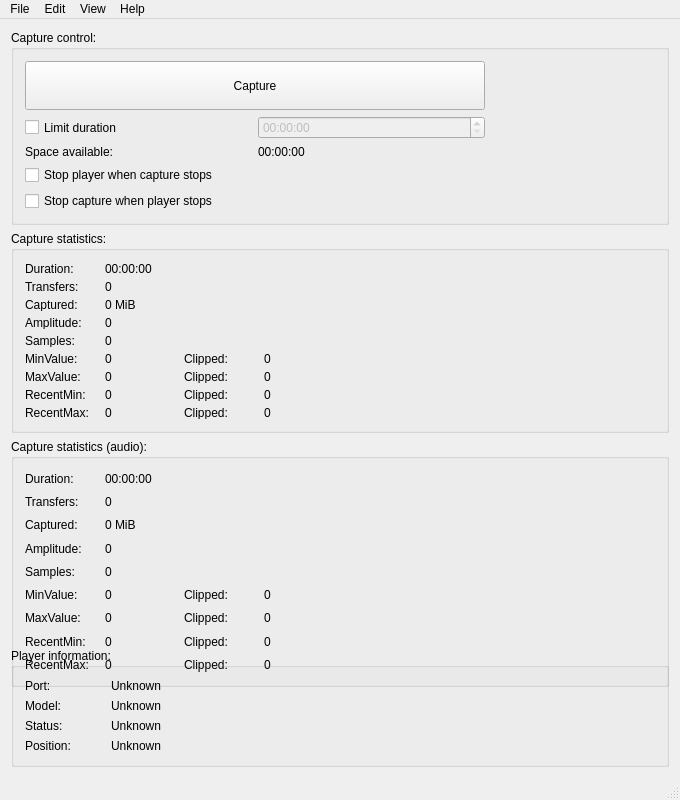
This is Linux-Application/DomesdayDuplicator/mainwindow.ui in JonasCz/DomesdayDuplicator-audio-ADC as Qt 5 draws it before an edit. The edited form follows.
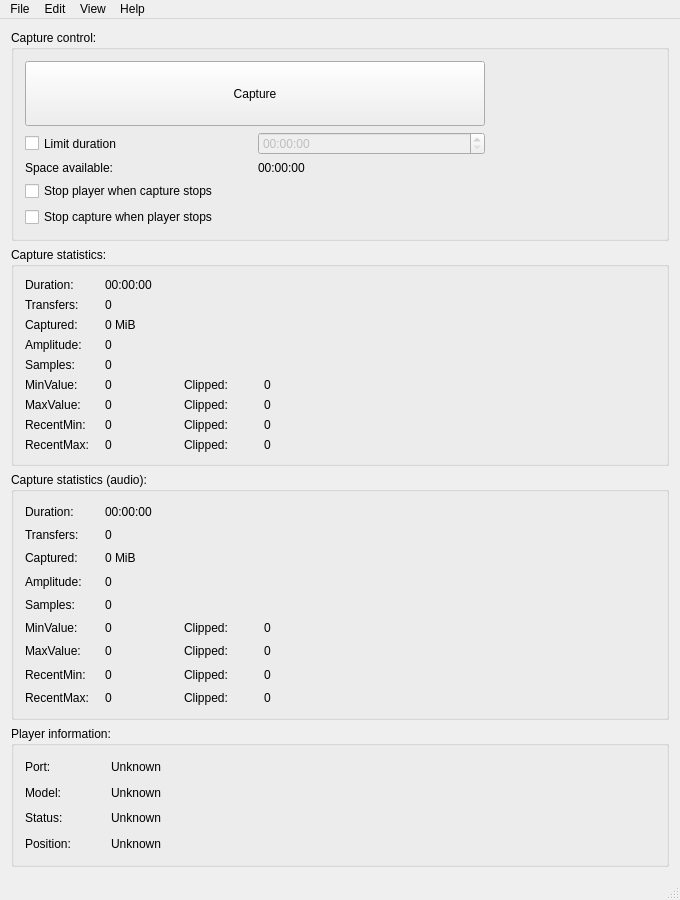
This is the edited form. Icons and pictures are not drawn. Custom widgets are drawn as their Qt base class.

The edit to the form file:
```diff
--- a/Linux-Application/DomesdayDuplicator/mainwindow.ui
+++ b/Linux-Application/DomesdayDuplicator/mainwindow.ui
@@ -7,13 +7,13 @@
     <x>0</x>
     <y>0</y>
     <width>680</width>
-    <height>800</height>
+    <height>900</height>
    </rect>
   </property>
   <property name="minimumSize">
    <size>
     <width>680</width>
-    <height>800</height>
+    <height>900</height>
    </size>
   </property>
   <property name="windowTitle">
```
Left out of the diff: 6 changed lines with no effect on the pictures.
